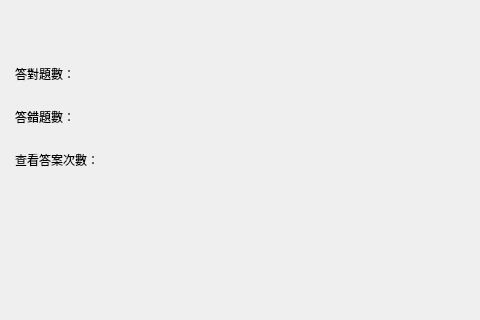
Old version of the form UI/QtUI.ui in the repository zombie5454/intro-to-oop-py-final; both pictures show x 0 to 480 and y 153 to 473 of the 792 by 572 pixel window.
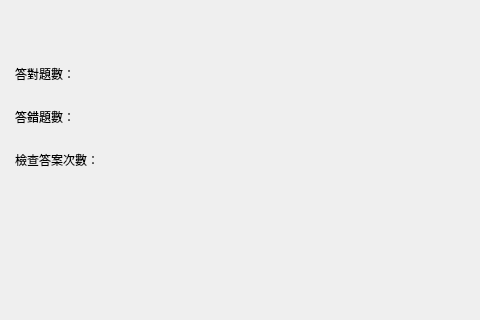
New version of the form. The open tabs and pages were chosen to show the change.

What changed in the file:
```diff
--- a/UI/QtUI.ui
+++ b/UI/QtUI.ui
@@ -826,7 +826,7 @@
            <item row="2" column="0">
             <widget class="QLabel" name="label_14">
              <property name="text">
-              <string>查看答案次數：</string>
+              <string>檢查答案次數：</string>
              </property>
             </widget>
            </item>
```
